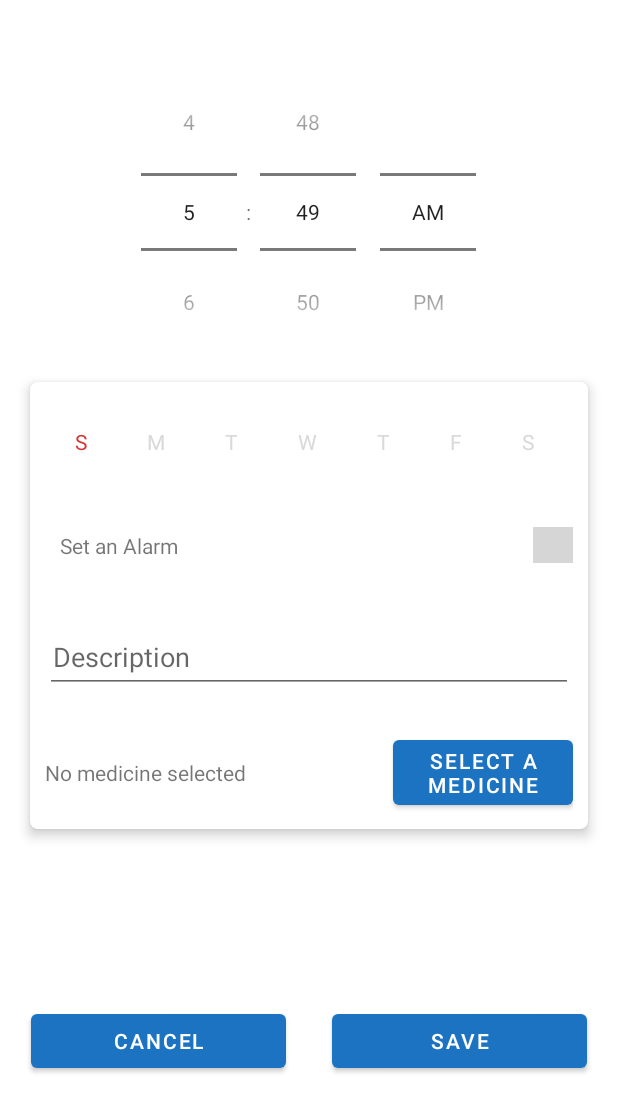
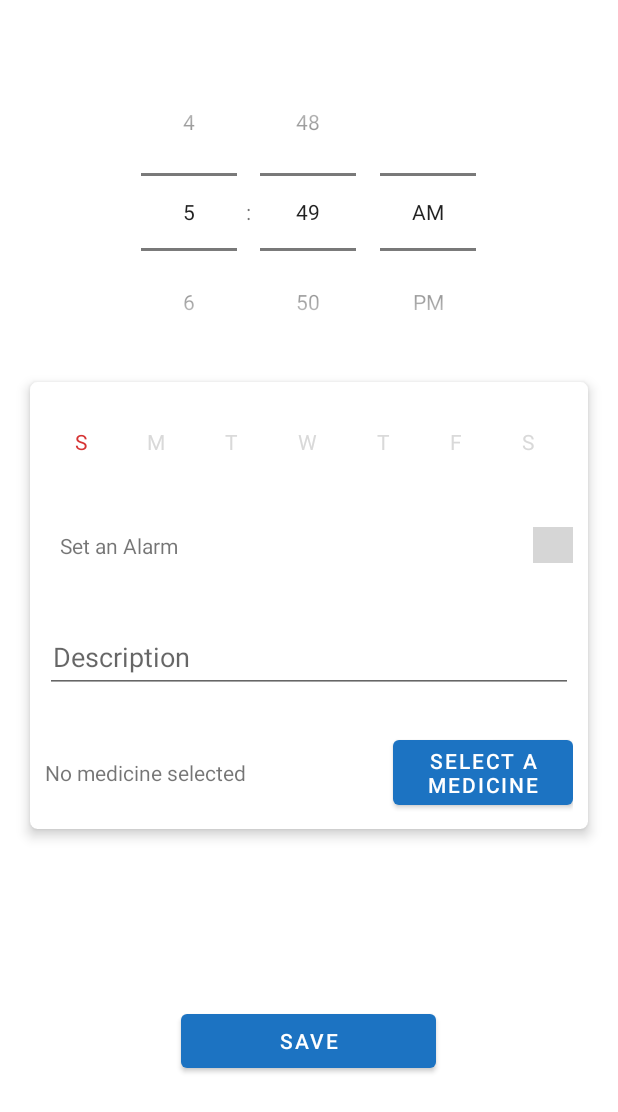
Before and after one commit to EmmanuelAR/Frontend-Farmastock, an Android app: the layout fragment_reminder_add.xml on its own in the app's theme, with its tools: preview values and no code run, on a phone screen of 412 x 824 dp. Shown: the top 1112 px of the screen. Run offline under Robolectric (Android 15) with nearby library versions, the phone set to English and light mode, and no system bars; network calls fail; grey boxes are pictures that could not be loaded.

Commit message:
Removed Cancel Button

```diff
--- a/app/src/main/res/layout/fragment_reminder_add.xml
+++ b/app/src/main/res/layout/fragment_reminder_add.xml
@@ -205,14 +205,6 @@
         android:orientation="horizontal">
 
         <Button
-            android:id="@+id/button"
-            android:layout_width="170dp"
-            android:layout_height="wrap_content"
-            android:layout_marginHorizontal="15dp"
-            android:paddingHorizontal="50dp"
-            android:text="Cancel" />
-
-        <Button
             android:id="@+id/button2"
             android:layout_width="170dp"
             android:layout_height="wrap_content"
```
